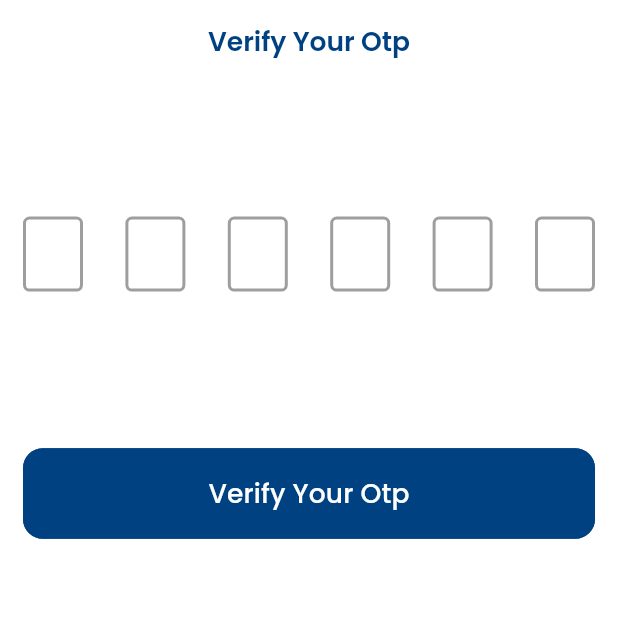
After one commit to Elhaw2003/ecommerce-rote, a Flutter app: the VerifyOtpScreen screen opened by its route, on a phone screen of 412 x 824 dp, the top half of it. The commit adds this screen. Run offline on Flutter 3.47's test engine with Material 3 defaults, Android fonts, the phone set to English and light mode, and no system bars; drawn by our look-alikes of pin_code_fields; our stand-ins replace animate_do, bloc, connectivity_plus, dartz, dio, equatable and 7 more; generated files the repository leaves out were written again.

Commit message:
verification otp done

```diff
--- a/lib/core/end_points.dart
+++ b/lib/core/end_points.dart
@@ -3,4 +3,5 @@ class AppEndPoints{
   static const String login = "/auth/signin";
   static const String register = "/auth/signup";
   static const String forgotPassword = "/auth/forgotPasswords";
+  static const String verifyOtp = "/auth/verifyResetCode";
 }
--- a/lib/core/routes/router_generation_config.dart
+++ b/lib/core/routes/router_generation_config.dart
@@ -5,6 +5,7 @@ import 'package:flutter/material.dart';
 import 'package:go_router/go_router.dart';
 import '../../features/auth/login/presentation/view/login_screen.dart';
 import '../../features/auth/register/presentation/view/register_screen.dart';
+import '../../features/auth/verify_otp/presentation/view/verify_otp_screen.dart';
 class RouterGenerationConfig {
   static GoRouter goRouter = GoRouter(
     initialLocation:AppRoutes.splashScreen,
@@ -30,6 +31,11 @@ class RouterGenerationConfig {
           name: AppRoutes.forgotPasswordScreen,
           builder: (context, state) => ForgotPasswordScreen(),
       ),
+      GoRoute(
+          path: AppRoutes.verifyOtpScreen,
+          name: AppRoutes.verifyOtpScreen,
+          builder: (context, state) => VerifyOtpScreen(),
+      ),
     ]
   );
 }
--- a/lib/core/utils/app_texts.dart
+++ b/lib/core/utils/app_texts.dart
@@ -24,4 +24,7 @@ class AppTexts {
   static const String loginSuccessfully = "Login Successfully...";
   static const String registerSuccessfully = "Register Successfully...";
   static const String verifyYourEmail = "Verify Your Email";
+  static const String verifyYourOtp = "Verify Your Otp";
+  static const String fillThisField = "Fill This Field";
+  static const String verificationSuccessfully = "Verification Successfully...";
 }
--- a/lib/features/auth/data/repositories/auth_repositories_impl.dart
+++ b/lib/features/auth/data/repositories/auth_repositories_impl.dart
@@ -35,4 +35,10 @@ class AuthRepositoriesImpl implements AuthRepository{
     return response.fold((l){return Left(l);}, (r){return Right(r);});
   }
 
+  @override
+  Future<Either<Failure, String>> verifyOtp({required String resetCode}) async{
+   var response = await authRemoteDataSource.verifyOtp(resetCode: resetCode);
+   return response.fold((l){return Left(l);}, (r){return Right(r);});
+  }
+
 }
--- a/lib/features/auth/domain/repositories/auth_repository.dart
+++ b/lib/features/auth/domain/repositories/auth_repository.dart
@@ -7,4 +7,5 @@ abstract class AuthRepository {
   Future<Either<Failure,LoginResponseEntity>> login({required String email,required String password});
   Future<Either<Failure,RegisterResponseEntity>> register({required String email,required String password,required String name,required String rePassword,required String phone});
   Future<Either<Failure,String>> forgotPassword({required String email,});
+  Future<Either<Failure,String>> verifyOtp({required String resetCode,});
 }
--- /dev/null
+++ b/lib/features/auth/domain/usecases/verify_otp_use_case.dart
@@ -0,0 +1,13 @@
+import 'package:dartz/dartz.dart';
+import 'package:ecommerce_rote/core/error/failure.dart';
+import 'package:ecommerce_rote/features/auth/domain/repositories/auth_repository.dart';
+import 'package:injectable/injectable.dart';
+@Injectable()
+class VerifyOtpUseCase {
+  final AuthRepository authRepository;
+
+  VerifyOtpUseCase({required this.authRepository});
+  Future<Either<Failure,String>> call({required String resetCode})async{
+    return await authRepository.verifyOtp(resetCode: resetCode);
+  }
+}
--- a/lib/features/auth/forgot_password/cubit/forgot_password_cubit.dart
+++ b/lib/features/auth/forgot_password/cubit/forgot_password_cubit.dart
@@ -11,7 +11,7 @@ class ForgotPasswordCubit extends Cubit<ForgotPasswordState> {
 
   final ForgotPasswordUseCase forgotPasswordUseCase;
 
-  Future<void> login  ({required String email})async{
+  Future<void> forgotPassword  ({required String email})async{
     emit(ForgotPasswordLoadingState());
     var result = await forgotPasswordUseCase.call(email: email);
     return result.fold(
@@ -19,7 +19,7 @@ class ForgotPasswordCubit extends Cubit<ForgotPasswordState> {
               emit(ForgotPasswordFailureState(message: l.message));
             },
             (r){
-              emit(ForgotPasswordSuccessState(success: r));
+              emit(ForgotPasswordSuccessState(successMessage: r));
             });
   }
 
--- a/lib/features/auth/forgot_password/cubit/forgot_password_state.dart
+++ b/lib/features/auth/forgot_password/cubit/forgot_password_state.dart
@@ -6,9 +6,9 @@ sealed class ForgotPasswordState {}
 final class ForgotPasswordInitialState extends ForgotPasswordState {}
 final class ForgotPasswordLoadingState extends ForgotPasswordState {}
 final class ForgotPasswordSuccessState extends ForgotPasswordState {
-  final String success;
+  final String successMessage;
 
-  ForgotPasswordSuccessState({required this.success});
+  ForgotPasswordSuccessState({required this.successMessage});
 }
 final class ForgotPasswordFailureState extends ForgotPasswordState {
   final String message;
--- a/lib/features/auth/register/presentation/view/widgets/register_form.dart
+++ b/lib/features/auth/register/presentation/view/widgets/register_form.dart
@@ -169,7 +169,7 @@ class _RegisterFormState extends State<RegisterForm> {
               SliverToBoxAdapter(child: CustomHeightSpacingWidget(height: 56)),
               SliverToBoxAdapter(
                 child: CustomButtonWidget(
-                  widget: state is RegisterLoadingState ?CustomLoadingWidget(strokeWidth: 2.5,height: 25,width: 25,):Text(AppTexts.login, style: AppTextStyles.primaryW600S20Poppins, textAlign: TextAlign.center),
+                  widget: state is RegisterLoadingState ?CustomLoadingWidget(strokeWidth: 2.5,height: 25,width: 25,):Text(AppTexts.signUp, style: AppTextStyles.primaryW600S20Poppins, textAlign: TextAlign.center),
                   buttonColor: state is RegisterLoadingState ? AppColors.greyColor.withOpacity(0.7) :AppColors.whiteColor,
                   onPressed: () {
                     if(formKey.currentState!.validate()){
--- /dev/null
+++ b/lib/features/auth/verify_otp/cubit/verify_otp_cubit.dart
@@ -0,0 +1,24 @@
+import 'package:bloc/bloc.dart';
+import 'package:injectable/injectable.dart';
+import 'package:meta/meta.dart';
+import '../../domain/usecases/verify_otp_use_case.dart';
+part 'verify_otp_state.dart';
+@Injectable()
+class VerifyOtpCubit extends Cubit<VerifyOtpState> {
+  VerifyOtpCubit({required this.verifyOtpUseCase}) : super(VerifyOtpInitialState());
+
+  final VerifyOtpUseCase verifyOtpUseCase;
+
+  Future<void> verifyOtp  ({required String resetCode})async{
+    emit(VerifyOtpLoadingState());
+    var result = await verifyOtpUseCase.call(resetCode: resetCode);
+    return result.fold(
+            (l){
+              emit(VerifyOtpFailureState(message: l.message));
+            },
+            (r){
+              emit(VerifyOtpSuccessState(successMessage: r));
+            });
+  }
+
+}
--- /dev/null
+++ b/lib/features/auth/verify_otp/cubit/verify_otp_state.dart
@@ -0,0 +1,17 @@
+part of 'verify_otp_cubit.dart';
+
+@immutable
+sealed class VerifyOtpState {}
+
+final class VerifyOtpInitialState extends VerifyOtpState {}
+final class VerifyOtpLoadingState extends VerifyOtpState {}
+final class VerifyOtpSuccessState extends VerifyOtpState {
+  final String successMessage;
+
+  VerifyOtpSuccessState({required this.successMessage});
+}
+final class VerifyOtpFailureState extends VerifyOtpState {
+  final String message;
+
+  VerifyOtpFailureState({required this.message});
+}
--- /dev/null
+++ b/lib/features/auth/verify_otp/presentation/view/verify_otp_screen.dart
@@ -0,0 +1,29 @@
+import 'package:ecommerce_rote/core/di/di.dart';
+import 'package:ecommerce_rote/core/utils/app_colors.dart';
+import 'package:ecommerce_rote/core/utils/app_text_styles.dart';
+import 'package:ecommerce_rote/core/utils/app_texts.dart';
+import 'package:ecommerce_rote/features/auth/verify_otp/cubit/verify_otp_cubit.dart';
+import 'package:ecommerce_rote/features/auth/verify_otp/presentation/view/widgets/verify_otp_body.dart';
+import 'package:flutter/material.dart';
+import 'package:flutter_bloc/flutter_bloc.dart';
+
+class VerifyOtpScreen extends StatelessWidget {
+  const VerifyOtpScreen({super.key});
+
+  @override
+  Widget build(BuildContext context) {
+    return BlocProvider(
+      create: (context) => getIt.get<VerifyOtpCubit>(),
+      child: Scaffold(
+        backgroundColor: AppColors.whiteColor,
+        appBar: AppBar(
+          title: Text(AppTexts.verifyYourOtp,
+            style: AppTextStyles.primaryW600S20Poppins,),
+          centerTitle: true,
+          backgroundColor: AppColors.whiteColor,
+        ),
+        body: VerifyOtpBody(),
+      ),
+    );
+  }
+}
--- /dev/null
+++ b/lib/features/auth/verify_otp/presentation/view/widgets/verify_otp_body.dart
@@ -0,0 +1,20 @@
+import 'package:ecommerce_rote/features/auth/verify_otp/presentation/view/widgets/verify_otp_form.dart';
+import 'package:flutter/material.dart';
+import 'package:flutter_screenutil/flutter_screenutil.dart';
+
+class VerifyOtpBody extends StatelessWidget {
+  const VerifyOtpBody({super.key});
+
+  @override
+  Widget build(BuildContext context) {
+    return Padding(
+      padding:  EdgeInsets.only(
+          top: 100.h,
+          right: 16.w,
+          left: 16.w,
+          bottom: 50.h
+      ),
+      child: VerifyOtpForm(),
+    );
+  }
+}
--- /dev/null
+++ b/lib/features/auth/verify_otp/presentation/view/widgets/verify_otp_form.dart
@@ -0,0 +1,112 @@
+import 'dart:async';
+
+import 'package:ecommerce_rote/core/utils/app_colors.dart';
+import 'package:ecommerce_rote/core/utils/app_text_styles.dart';
+import 'package:ecommerce_rote/core/utils/app_texts.dart';
+import 'package:ecommerce_rote/core/utils/toast_bar.dart';
+import 'package:ecommerce_rote/core/validators/validators.dart';
+import 'package:ecommerce_rote/core/widgets/custom_button_widget.dart';
+import 'package:ecommerce_rote/core/widgets/custom_loading_widget.dart';
+import 'package:ecommerce_rote/core/widgets/custom_spacing_widget.dart';
+import 'package:ecommerce_rote/features/auth/verify_otp/cubit/verify_otp_cubit.dart';
+import 'package:flutter/material.dart';
+import 'package:flutter_bloc/flutter_bloc.dart';
+import 'package:flutter_screenutil/flutter_screenutil.dart';
+import 'package:pin_code_fields/pin_code_fields.dart';
+
+class VerifyOtpForm extends StatefulWidget {
+  const VerifyOtpForm({super.key});
+
+  @override
+  State<VerifyOtpForm> createState() => _ForgotPasswordFormState();
+}
+
+class _ForgotPasswordFormState extends State<VerifyOtpForm> {
+  final TextEditingController otpController = TextEditingController();
+  final GlobalKey<FormState> formKey = GlobalKey<FormState>();
+  late StreamController<ErrorAnimationType> errorController;
+
+  @override
+  void initState() {
+    // TODO: implement initState
+    errorController = StreamController<ErrorAnimationType>();
+  }
+  @override
+  void dispose() {
+    // TODO: implement dispose
+    errorController.close();
+  }
+  @override
+  Widget build(BuildContext context) {
+    return BlocConsumer<VerifyOtpCubit, VerifyOtpState>(
+      listener: (context, state) {
+       if(state is VerifyOtpFailureState){
+         toastBar(msg: state.message,backgroundColor: AppColors.redColor);
+       }
+       else if(state is VerifyOtpSuccessState){
+         toastBar(msg: AppTexts.verificationSuccessfully,backgroundColor: AppColors.greenColor);
+       }
+      },
+      builder: (context, state) {
+        return Form(
+          key: formKey,
+          child: Column(
+            children: [
+              PinCodeTextField(
+                validator: (v) {
+                  return MyValidators.verifyOtpValidator(v);
+                },
+                showCursor: true,
+                cursorColor: AppColors.primaryColor,
+                animationCurve: Curves.bounceInOut,
+                length: 6,
+                obscureText: false,
+                animationType: AnimationType.scale,
+                keyboardType: TextInputType.number,
+                pinTheme: PinTheme(
+                  selectedColor: AppColors.greyColor,
+                  selectedFillColor: AppColors.whiteColor,
+                  shape: PinCodeFieldShape.box,
+                  inactiveColor: AppColors.greyColor,
+                  activeColor: AppColors.primaryColor,
+                  activeFillColor: AppColors.whiteColor,
+                  inactiveFillColor: AppColors.whiteColor,
+                  disabledColor: AppColors.whiteColor,
+                  borderRadius: BorderRadius.circular(5.r),
+                  fieldHeight: 50,
+                  fieldWidth: 40,
+                  // activeFillColor: Colors.white,
+                ),
+                animationDuration: Duration(milliseconds: 300),
+                backgroundColor: AppColors.whiteColor,
+                enableActiveFill: true,
+                controller: otpController,
+                errorAnimationController: errorController,
+                appContext: context,
+                autoDisposeControllers: true,
+                errorTextMargin: EdgeInsets.only(top: 50.sp),
+                useExternalAutoFillGroup: true,
+                beforeTextPaste: (v){
+                  return true;
+                },
+              ),
+              CustomHeightSpacingWidget(height: 100),
+              CustomButtonWidget(
+                  widget: state is VerifyOtpLoadingState ? CustomLoadingWidget(strokeWidth: 2.5,height: 25,width: 25,):Text(
+                    AppTexts.verifyYourOtp, textAlign: TextAlign.center,
+                    style: AppTextStyles.whiteW500S20Poppins,),
+                  buttonColor: state is VerifyOtpLoadingState ?AppColors.greyColor.withOpacity(0.5):AppColors.primaryColor,
+                  borderColor: state is VerifyOtpLoadingState ?AppColors.greyColor.withOpacity(0.5):AppColors.primaryColor,
+                  onPressed: (){
+                    if(formKey.currentState!.validate()){
+                      BlocProvider.of<VerifyOtpCubit>(context).verifyOtp(resetCode: otpController.text);
+                    }
+                  },
+              ),
+            ],
+          ),
+        );
+      },
+    );
+  }
+}
--- a/pubspec.yaml
+++ b/pubspec.yaml
@@ -47,6 +47,8 @@ dependencies:
   get_it: ^9.2.0
   bloc: ^9.1.0
   fluttertoast: ^9.0.0
+  pin_code_fields: ^8.0.1
+
 
 
 
```
Also changed, not shown: lib/core/validators/validators.dart (+8 -2 lines), lib/features/auth/data/data_sources/auth_remote_data_source.dart (+34 -0 lines), lib/features/auth/forgot_password/presentation/view/widgets/forgot_password_form.dart (+7 -3 lines), pubspec.lock.
